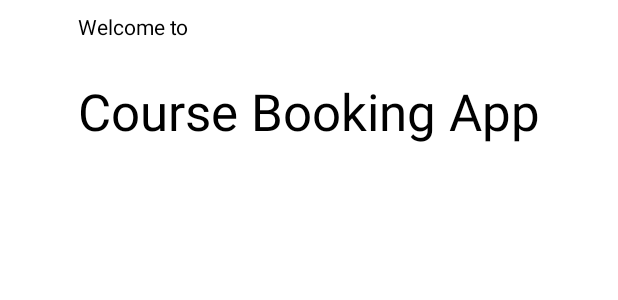
After one commit to LordAndy316/CourseBookingApp, an Android app: the layout welcome_fragment.xml on its own in the app's theme, with its tools: preview values and no code run, on a phone screen of 412 x 824 dp. The commit adds this screen. Shown: the top 300 px of the screen. Run offline under Robolectric (Android 15) with nearby library versions, the phone set to English and light mode, and no system bars.

Commit message:
Add layout for the welcome screen

```diff
--- /dev/null
+++ b/app/src/main/res/layout/welcome_fragment.xml
@@ -0,0 +1,40 @@
+<?xml version="1.0" encoding="utf-8"?>
+
+<RelativeLayout xmlns:android="http://schemas.android.com/apk/res/android"
+    android:layout_width="match_parent"
+    android:layout_height="match_parent">
+
+    <LinearLayout
+        android:layout_width="wrap_content"
+        android:layout_height="wrap_content"
+        android:orientation="vertical"
+        android:layout_alignParentTop="true"
+        android:layout_centerHorizontal="true">
+
+        <TextView
+            android:id="@+id/welcome_text"
+            android:layout_width="wrap_content"
+            android:layout_height="wrap_content"
+            android:layout_marginTop="8dp"
+            android:layout_marginBottom="8dp"
+            android:fontFamily="sans-serif"
+            android:text="@string/welcome_text"
+            android:textColor="@android:color/black"
+            android:textSize="14sp"
+            android:textStyle="normal"
+            android:layout_centerHorizontal="true"/>
+
+        <TextView
+            android:id="@+id/store_name_text"
+            android:layout_width="wrap_content"
+            android:layout_height="wrap_content"
+            android:layout_marginTop="16dp"
+            android:fontFamily="sans-serif"
+            android:text="@string/app_name_text"
+            android:textColor="@android:color/black"
+            android:textSize="34sp"
+            android:textStyle="normal"/>
+    </LinearLayout>
+
+
+</RelativeLayout>
--- /dev/null
+++ b/app/src/main/res/layout/welcome_sublayout.xml
@@ -0,0 +1,6 @@
+<?xml version="1.0" encoding="utf-8"?>
+<androidx.constraintlayout.widget.ConstraintLayout
+    xmlns:android="http://schemas.android.com/apk/res/android" android:layout_width="match_parent"
+    android:layout_height="match_parent">
+
+</androidx.constraintlayout.widget.ConstraintLayout>
--- a/app/src/main/res/values/strings.xml
+++ b/app/src/main/res/values/strings.xml
@@ -1,3 +1,5 @@
 <resources>
     <string name="app_name">CourseBookingApp</string>
+    <string name="welcome_text">Welcome to</string>
+    <string name="app_name_text">Course Booking App</string>
 </resources>
```
